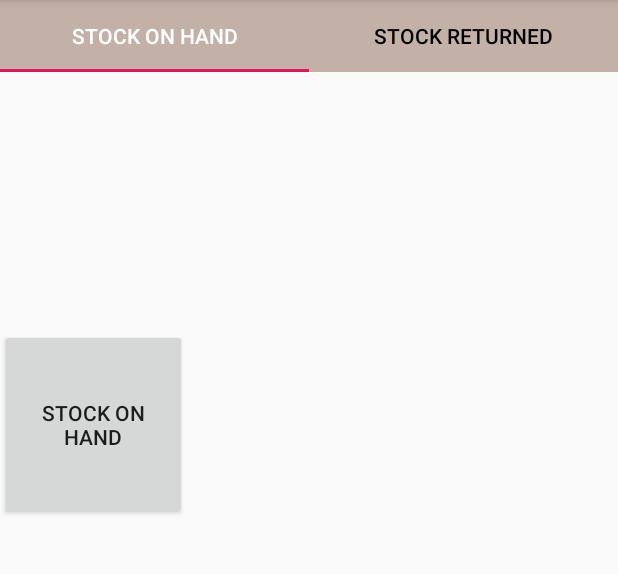
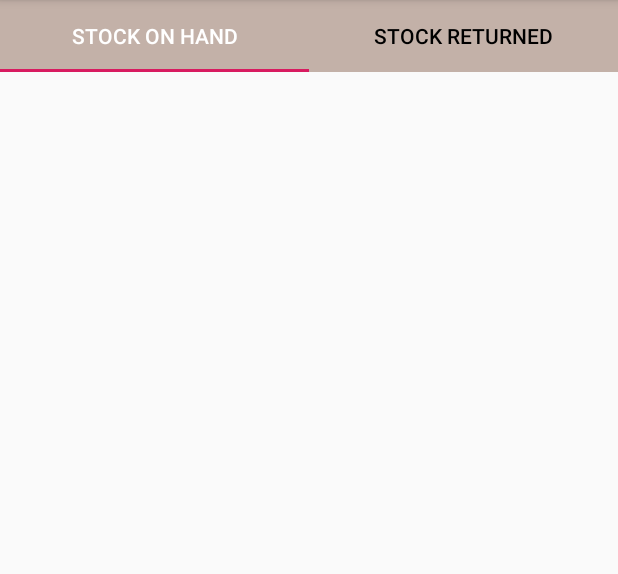
Before and after one commit to done-retail-management-system/DRMSv3, an Android app: the screen it shows after launch (StockActivity), after a tap on "STOCK", on a phone screen of 412 x 824 dp, the part 84-658 px from its top. Run offline under Robolectric (Android 15) with nearby library versions, the phone set to English and light mode, and no system bars.

Commit message:
Removed default toolbar from Warehouse division

```diff
--- a/app/src/main/java/com/drms/doneretail/WarehouseActivity.java
+++ b/app/src/main/java/com/drms/doneretail/WarehouseActivity.java
@@ -6,6 +6,8 @@ import android.content.Intent;
 import android.os.Bundle;
 import android.view.View;
 import android.widget.Button;
+import android.view.Window;
+import android.view.WindowManager;
 import android.widget.TextView;
 
 import java.text.DateFormat;
@@ -19,13 +21,19 @@ public class WarehouseActivity extends AppCompatActivity {
     @Override
     protected void onCreate(Bundle savedInstanceState) {
         super.onCreate(savedInstanceState);
-        setContentView(R.layout.activity_warehouse);
 
 
+        requestWindowFeature(Window.FEATURE_NO_TITLE);
+        getSupportActionBar().hide();
+
+        this.getWindow().setFlags(WindowManager.LayoutParams.FLAG_FULLSCREEN,
+                WindowManager.LayoutParams.FLAG_FULLSCREEN);
+
+        setContentView(R.layout.activity_warehouse);
         Calendar calendar =  Calendar.getInstance();
         String currentDate = DateFormat.getDateInstance().format(calendar.getTime());
-        TextView textViewDate = findViewById(R.id.date);
-        textViewDate.setText(currentDate);
+        //TextView textViewDate = findViewById(R.id.date);
+        //textViewDate.setText(currentDate);
         //button = button.findViewById(R.id.btn_stock);
 
         button = (Button) findViewById(R.id.btn_stock);
--- a/app/src/main/res/layout/fragment_stock_on_hand.xml
+++ b/app/src/main/res/layout/fragment_stock_on_hand.xml
@@ -3,16 +3,4 @@
     xmlns:tools="http://schemas.android.com/tools"
     android:layout_width="match_parent"
     android:layout_height="match_parent"
-    tools:context=".StockOnHand">
-
-
-    <Button
-        android:id="@+id/button2"
-        android:layout_width="411dp"
-        android:layout_height="127dp"
-        android:layout_alignParentEnd="true"
-        android:layout_alignParentBottom="true"
-        android:layout_marginEnd="287dp"
-        android:layout_marginBottom="114dp"
-        android:text="STOCK ON HAND" />
-</RelativeLayout>
+    tools:context=".StockOnHand"/>
--- a/app/src/main/res/values/styles.xml
+++ b/app/src/main/res/values/styles.xml
@@ -8,6 +8,8 @@
         <item name="colorAccent">@color/colorAccent</item>
     </style>
 
+
+
     <style name="AppTheme.NoActionBar">
         <item name="windowActionBar">false</item>
         <item name="windowNoTitle">true</item>
```
Also changed, not shown: app/src/main/res/layout/activity_warehouse.xml (+0 -17 lines).
